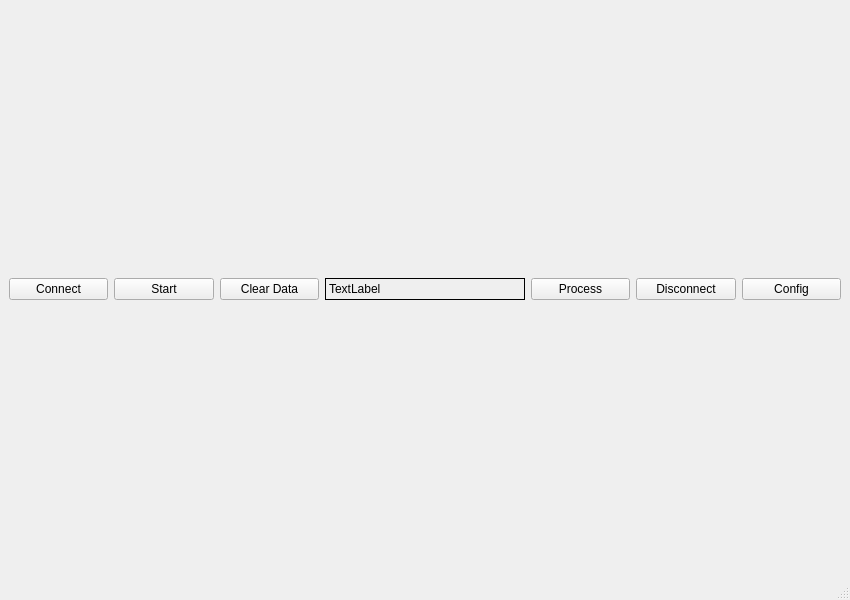
The window that mainwindow.ui (YoakamWang/QT-catch-serial-data-pulse-) describes before a commit, drawn with Qt 5.
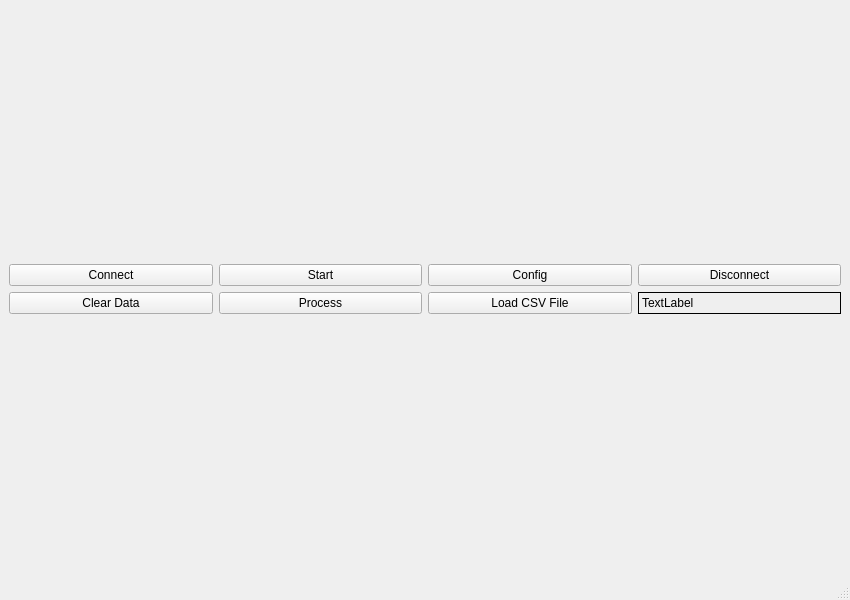
The same window after the commit.

What changed in the file:
```diff
--- a/mainwindow.ui
+++ b/mainwindow.ui
@@ -14,31 +14,52 @@
    <string>MainWindow</string>
   </property>
   <widget class="QWidget" name="centralwidget">
-   <layout class="QVBoxLayout" name="verticalLayout">
-    <item>
-     <layout class="QHBoxLayout" name="horizontalLayout">
-      <item>
+   <layout class="QGridLayout" name="gridLayout">
+    <item row="1" column="0">
+     <layout class="QHBoxLayout" name="chartView">
+      <property name="leftMargin">
+       <number>6</number>
+      </property>
+     </layout>
+    </item>
+    <item row="0" column="0">
+     <layout class="QGridLayout" name="gridLayout_2">
+      <item row="3" column="0">
        <widget class="QPushButton" name="connectButton">
         <property name="text">
          <string>Connect</string>
         </property>
        </widget>
       </item>
-      <item>
+      <item row="3" column="5">
+       <widget class="QPushButton" name="disconnectButton">
+        <property name="text">
+         <string>Disconnect</string>
+        </property>
+       </widget>
+      </item>
+      <item row="3" column="1">
        <widget class="QPushButton" name="startButton">
         <property name="text">
          <string>Start</string>
         </property>
        </widget>
       </item>
-      <item>
+      <item row="4" column="0">
        <widget class="QPushButton" name="clearInnerButton">
         <property name="text">
          <string>Clear Data</string>
         </property>
        </widget>
       </item>
-      <item>
+      <item row="4" column="1">
+       <widget class="QPushButton" name="pushButton">
+        <property name="text">
+         <string>Process</string>
+        </property>
+       </widget>
+      </item>
+      <item row="4" column="5">
        <widget class="QLabel" name="resetlabel">
         <property name="sizePolicy">
          <sizepolicy hsizetype="Preferred" vsizetype="Preferred">
@@ -60,34 +81,20 @@
         </property>
        </widget>
       </item>
-      <item>
-       <widget class="QPushButton" name="pushButton">
-        <property name="text">
-         <string>Process</string>
-        </property>
-       </widget>
-      </item>
-      <item>
-       <widget class="QPushButton" name="disconnectButton">
-        <property name="text">
-         <string>Disconnect</string>
-        </property>
-       </widget>
-      </item>
-      <item>
+      <item row="3" column="2">
        <widget class="QPushButton" name="configButton">
         <property name="text">
          <string>Config</string>
         </property>
        </widget>
       </item>
-     </layout>
-    </item>
-    <item>
-     <layout class="QHBoxLayout" name="chartView">
-      <property name="leftMargin">
-       <number>6</number>
-      </property>
+      <item row="4" column="2">
+       <widget class="QPushButton" name="pushButton_2">
+        <property name="text">
+         <string>Load CSV File</string>
+        </property>
+       </widget>
+      </item>
      </layout>
     </item>
    </layout>
```
